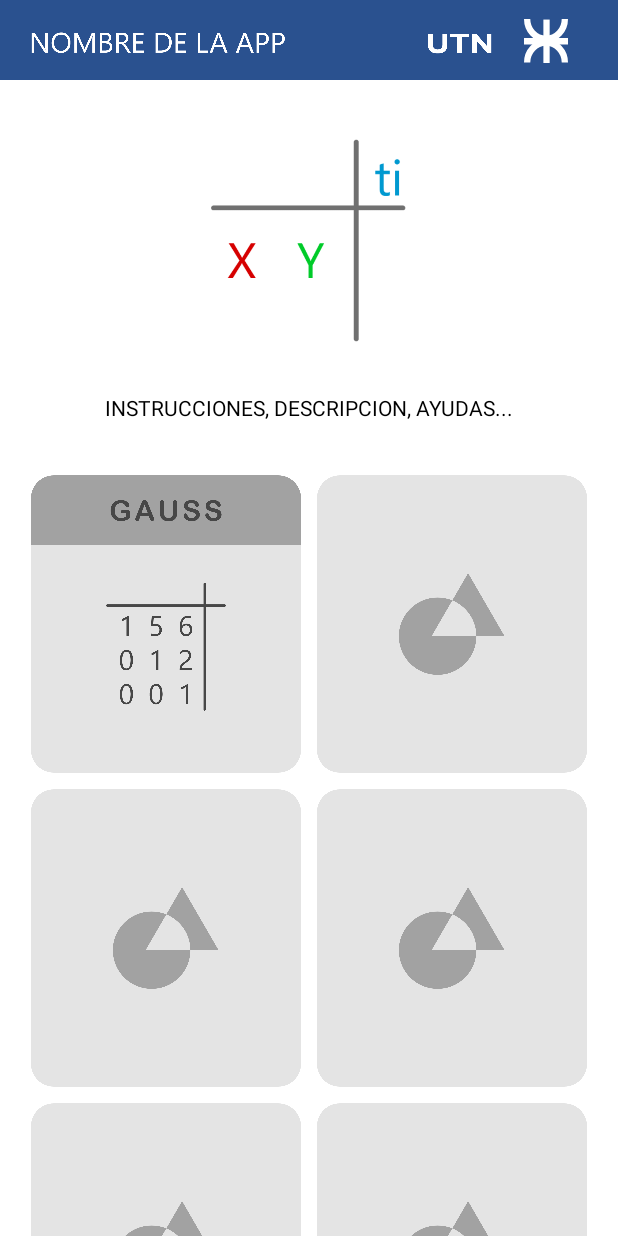
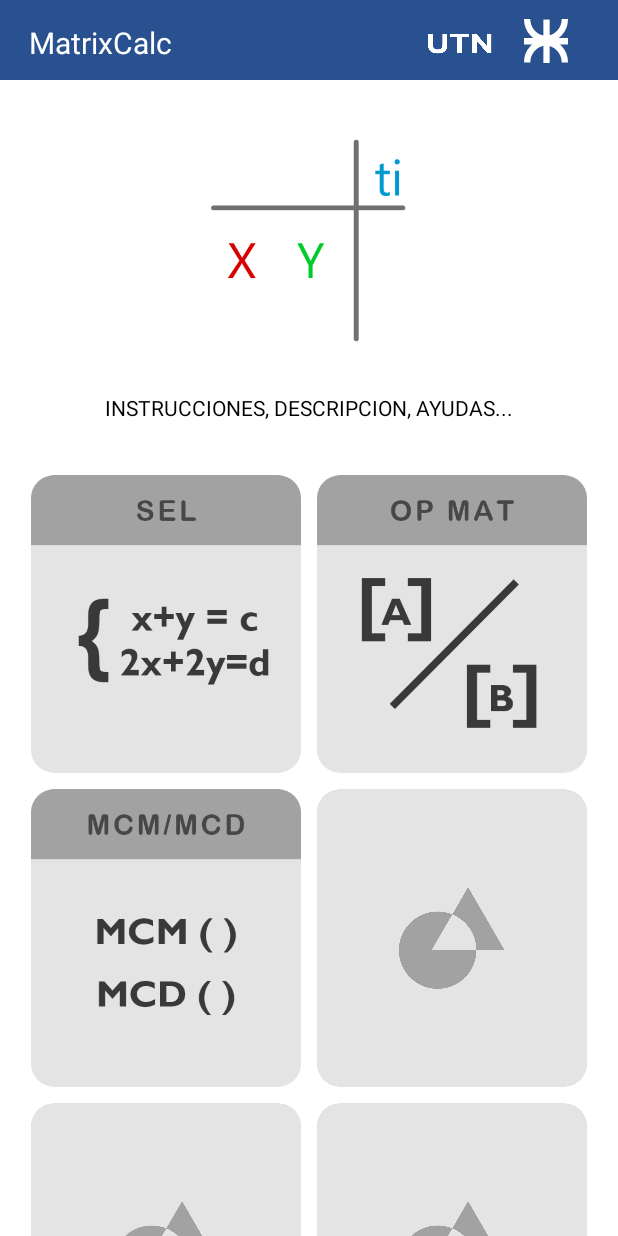
Before and after one commit to 0n1yIms/MatrizApp, an Android app: the screen it shows after launch (MainActivity), on a phone screen of 412 x 824 dp. Run offline under Robolectric (Android 15) with nearby library versions, the phone set to English and light mode, and no system bars.

```diff
--- a/app/src/main/java/com/ims/matrixcalc/Gauss/Escalonador.java
+++ b/app/src/main/java/com/ims/matrixcalc/Gauss/Escalonador.java
@@ -66,11 +66,11 @@ public class Escalonador {
     }
 
     private boolean check(int col, int fila) {
-        if (mat.mat[fila][col].toInt() != 0)
+        if (mat.mat[fila][col].toFloat() != 0.f)
             return true;
         else {
             for (int i = fila + 1; i < mat.rows; i++) {
-                if (mat.mat[i][col].toInt() != 0) {
+                if (mat.mat[i][col].toFloat() != 0.f) {
                     intercambiar(fila, i);
                     return true;
                 }
@@ -90,6 +90,7 @@ public class Escalonador {
 
         String str = "Intercambio " + (f1 + 1) + " con " + (f2 + 1);
         steps.add(new MatInfo(previousMat, mat.getCopy(), str));
+        Log.e(TAG, "intercambiar: " + str);
     }
 
     void gaussjordan(int col, int fila) {
@@ -119,6 +120,7 @@ public class Escalonador {
                 mat.mat[fpivote][col].toStr() + "*f" + (fcero + 1) +
                 " - " + mat.mat[fcero][col].toStr() + "*f" + (fpivote + 1);
         Mat previousMat = mat.getCopy();
+        Log.e(TAG, "hacer_cero: " + str);
 
         Num nro_pivote = mat.mat[fpivote][col].getCopy();
         Num nro_cero = mat.mat[fcero][col].getCopy();
--- a/app/src/main/java/com/ims/matrixcalc/Gauss/Num.java
+++ b/app/src/main/java/com/ims/matrixcalc/Gauss/Num.java
@@ -42,6 +42,8 @@ public class Num {
         long mcd = mcd(num, den);
         num = num / mcd;
         den = den / mcd;
+        if(num == 0)
+            den = 1;
     }
 
     public Num getCopy()
@@ -50,6 +52,7 @@ public class Num {
     }
     public String toStr()
     {
+        simplify();
         if(den == 1)
             return "" + num;
         else
--- a/app/src/main/java/com/ims/matrixcalc/MainActivity.java
+++ b/app/src/main/java/com/ims/matrixcalc/MainActivity.java
@@ -70,11 +70,21 @@ public class MainActivity extends AppCompatActivity {
         {
             ArrayList<ItemInterface> items = new ArrayList<>(8);
 
-            items.add(new ItemInterface(getDrawable(R.drawable.gauss)) {
+            items.add(new ItemInterface(getDrawable(R.drawable.ic_sel)) {
                 @Override
                 public void onTouch() {
                     Intent startGauss = new Intent(MainActivity.this, GaussActivity.class);
                     startActivity(startGauss);
+                }
+            });
+            items.add(new ItemInterface(getDrawable(R.drawable.ic_op_mat)) {
+                @Override
+                public void onTouch() {
+                }
+            });
+            items.add(new ItemInterface(getDrawable(R.drawable.ic_mcm_mcd)) {
+                @Override
+                public void onTouch() {
                 }
             });
 
@@ -96,9 +106,6 @@ public class MainActivity extends AppCompatActivity {
                 recyclerView.setAdapter(rvAdapter);
             });
         });
-
-
-
     }
 
     @Override
--- a/app/src/main/res/layout/activity_gauss.xml
+++ b/app/src/main/res/layout/activity_gauss.xml
@@ -20,7 +20,7 @@
             android:id="@+id/view"
             android:layout_width="wrap_content"
             android:layout_height="wrap_content"
-            android:text="Gauss"
+            android:text="SEL"
             android:textSize="30dp"
             android:textColor="@color/white"
             android:textAlignment="center"
--- a/app/src/main/res/layout/activity_main.xml
+++ b/app/src/main/res/layout/activity_main.xml
@@ -17,12 +17,14 @@
         app:layout_constraintStart_toStartOf="parent"
         app:layout_constraintTop_toTopOf="parent">
 
-        <View
+        <TextView
             android:id="@+id/view"
             android:layout_width="171dp"
             android:layout_height="25dp"
             android:layout_marginStart="19dp"
-            android:background="@drawable/nombre_de_la_app"
+            android:text="@string/app_name"
+            android:textSize="20dp"
+            android:textColor="@color/white"
             app:layout_constraintBottom_toBottomOf="parent"
             app:layout_constraintStart_toStartOf="parent"
             app:layout_constraintTop_toTopOf="parent"
--- a/app/src/main/res/layout/layout_item_matrix.xml
+++ b/app/src/main/res/layout/layout_item_matrix.xml
@@ -19,7 +19,7 @@
         android:layout_height="50dp"
         android:layout_margin="0.5dp"
         android:backgroundTint="@color/utn"
-        android:inputType="number"
+        android:inputType="numberSigned|numberDecimal"
         android:hint="0"
         android:textColorHint="@color/text_hint"
         android:textAlignment="center"
```
Also changed, not shown: app/src/main/java/com/ims/matrixcalc/Gauss/Mat.java (+12 -0 lines), app/src/main/java/com/ims/matrixcalc/GaussActivity.java (+51 -4 lines), app/src/main/res/drawable/ic_mcm_mcd.png (added), app/src/main/res/drawable/ic_op_mat.png (added), app/src/main/res/drawable/ic_sel.png (added).
